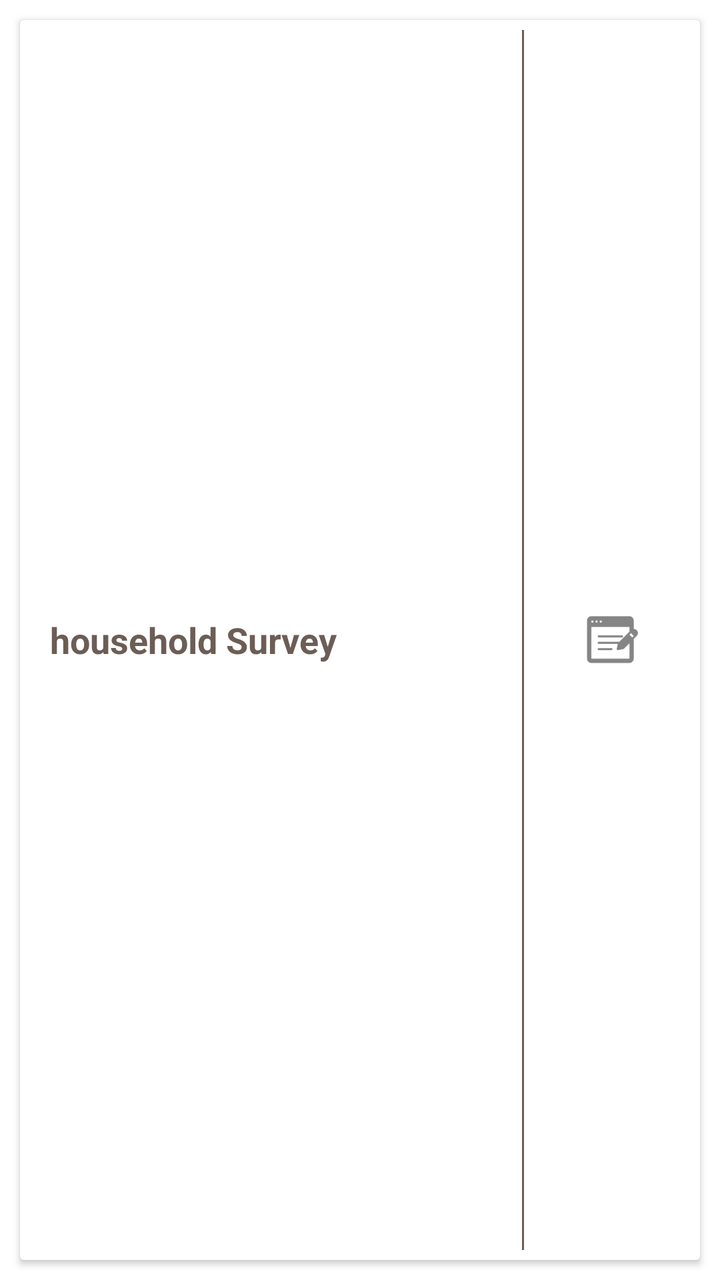
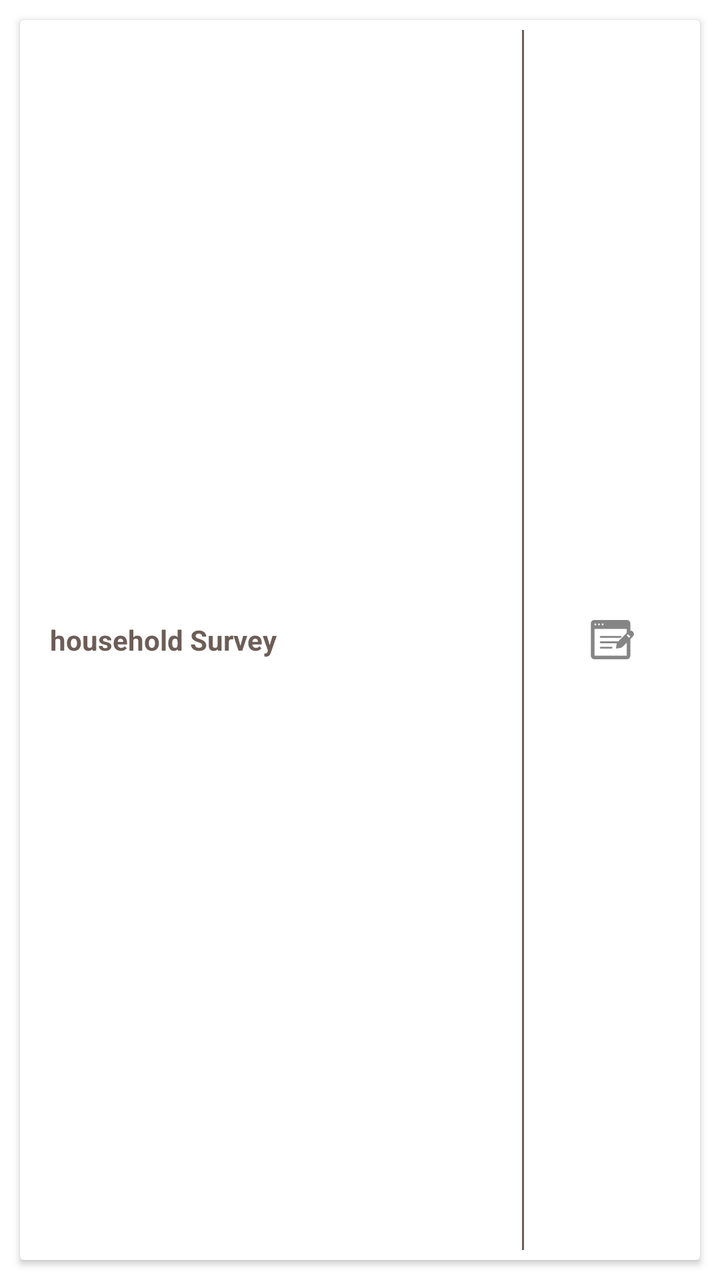

The first picture is an Android layout as it rendered before a commit; the second is the same layout after the commit. The layout source and the unified diff follow.
<!-- AndroidManifest.xml: application theme AppTheme -->
<!-- res/layout/child_survey_row.xml -->
<?xml version="1.0" encoding="utf-8"?>
<LinearLayout xmlns:android="http://schemas.android.com/apk/res/android"
    android:orientation="vertical" android:layout_width="match_parent"
    android:layout_height="wrap_content">

    <android.support.v7.widget.CardView
        android:id="@+id/rowCardView"
        android:layout_width="match_parent"
        android:layout_margin="10dp"
        android:layout_height="wrap_content">

        <RelativeLayout
            android:layout_width="match_parent"
            android:orientation="horizontal"
            android:id="@+id/rl_child_survey_row"
            android:background="@drawable/sel_survey_item_bg"
            android:gravity="center_vertical"
            android:layout_height="wrap_content">

            <TextView
                android:id="@+id/surveyName"
                android:layout_width="wrap_content"
                android:text="household Survey"
                android:layout_gravity="center"
                android:textStyle="bold"
                android:textAppearance="?android:textAppearanceMedium"
                android:textColor="#6C5D56"
                android:padding="15dp"
                android:layout_centerVertical="true"
                android:layout_height="wrap_content" />
            <View
                android:layout_width="1dp"
                android:layout_toLeftOf="@+id/statusIcon"
                android:layout_height="match_parent"
                android:layout_marginTop="5dp"
                android:layout_marginBottom="5dp"
                android:background="#6C5D56"
                />
            <ImageView
                android:id="@+id/statusIcon"
                android:layout_centerVertical="true"
                android:layout_width="wrap_content"
                android:src="@drawable/ic_childsurvey"
                android:layout_alignTop="@+id/surveyName"
                android:layout_alignBottom="@+id/surveyName"
                android:padding="10dp"
                android:layout_alignParentRight="true"
                android:layout_height="match_parent" />

        </RelativeLayout>

    </android.support.v7.widget.CardView>


</LinearLayout>
<!-- resources referenced by this layout -->
<resources>
  <!-- drawable ic_childsurvey: png bitmap (drawable-hdpi, 1065 bytes) -->
  <!-- drawable sel_survey_item_bg (drawable) -->
  <?xml version="1.0" encoding="utf-8"?>
  <selector xmlns:android="http://schemas.android.com/apk/res/android" >
      <item android:state_enabled="false" >
          <shape android:shape="rectangle"  >
              <solid  android:color="@color/child_survey_row" />
          </shape>
      </item>
      <item >
          <shape android:shape="rectangle"  >
              <solid android:color="@android:color/white" />
          </shape>
      </item>
  </selector>
  <style name="AppTheme" parent="android:Theme.Holo.Light">
          
          <item name="android:spinnerItemStyle">@style/SpinnerItem</item>
          <item name="android:spinnerDropDownItemStyle">@style/SpinnerItem.DropDownItem</item>
          <item name="android:dropDownListViewStyle">@style/StandardSpinner</item>
          <item name="android:actionBarStyle">@style/AppTheme.ActionBarStyle</item>
      </style>
  <color name="child_survey_row">#9E948E</color>
  <style name="SpinnerItem" parent="android:Widget.Holo.DropDownItem">
          <item name="android:textColor">@color/ofis_base_font_white</item>
          <item name="android:textSize">@dimen/ofis_spinner_text</item>
      </style>
  <style name="SpinnerItem.DropDownItem" parent="android:Widget.Holo.DropDownItem.Spinner">
          <item name="android:textColor">@color/ofis_text_field</item>
          <item name="android:background">@color/ofis_spinner_item_background</item>
      </style>
  <style name="StandardSpinner" parent="android:Widget.Holo.Light.ListView">
          <item name="android:dividerHeight">@dimen/ofis_spinner_itemseparator</item>
          <item name="android:divider">@color/ofis_spinner_divider</item>
      </style>
  <style name="AppTheme.ActionBarStyle" parent="android:Widget.Holo.Light.ActionBar">
          <item name="android:titleTextStyle">@style/AppTheme.ActionBar.TitleTextStyle</item>
      </style>
  <color name="ofis_base_font_white">#ffffff</color>
  <dimen name="ofis_spinner_text">14sp</dimen>
  <color name="ofis_text_field">#DE000000</color>
  <color name="ofis_spinner_item_background">@color/ofis_actionbar_background</color>
  <dimen name="ofis_spinner_itemseparator">1dp</dimen>
  <color name="ofis_spinner_divider">#ff333333</color>
  <style name="AppTheme.ActionBar.TitleTextStyle" parent="android:TextAppearance">
          <item name="android:textSize">@dimen/ofis_med_text</item>
      </style>
  <color name="ofis_actionbar_background">#dddddd</color>
  <dimen name="ofis_med_text">15sp</dimen>
</resources>

<!-- the commit's change to res/layout/child_survey_row.xml (unified diff, before → after) -->
@@ -23,7 +23,7 @@
                 android:text="household Survey"
                 android:layout_gravity="center"
                 android:textStyle="bold"
-                android:textAppearance="?android:textAppearanceMedium"
+                android:textSize="14dp"
                 android:textColor="#6C5D56"
                 android:padding="15dp"
                 android:layout_centerVertical="true"
